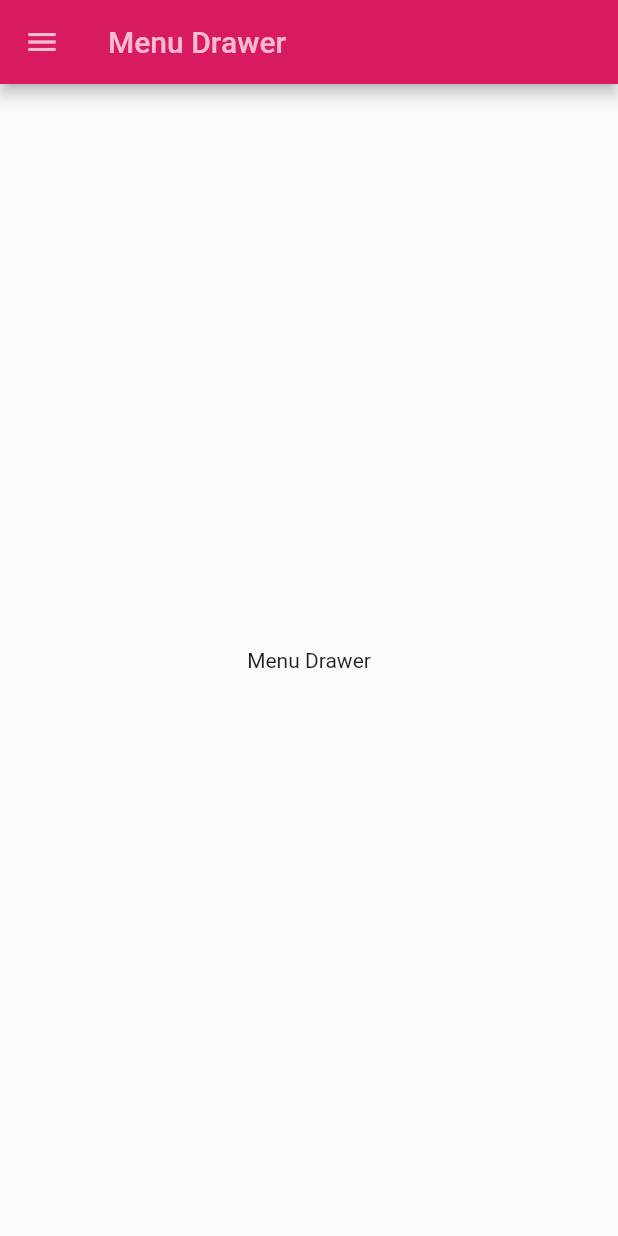
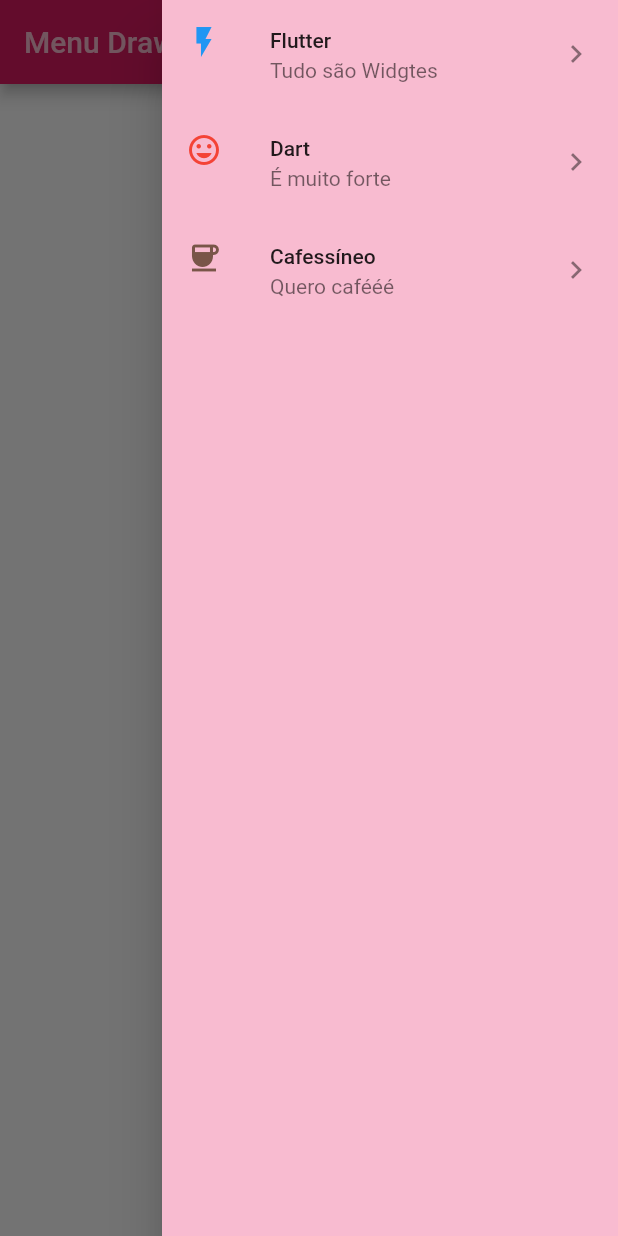
Before and after one commit to edaccp/Flutter1, a Flutter app: the MenuDrawer screen opened directly, with the side drawer open (before the commit the screen has no drawer), on a phone screen of 412 x 824 dp. Run offline on Flutter 3.47's test engine with Material 2 defaults, Android fonts, the phone set to English and light mode, and no system bars.

Commit message:
Layout 2

```diff
--- a/lib/Layout/02_meu_drawer/e02_meu_drawer.dart
+++ b/lib/Layout/02_meu_drawer/e02_meu_drawer.dart
@@ -47,15 +47,84 @@ class MenuDrawer extends StatelessWidget {
     const appName = 'Menu Drawer';
     return Scaffold(
       appBar: AppBar(
-        leading: const Icon(Icons.menu),
-        title: Text(appName),
+        //  leading: const Icon(Icons.back_hand),
+        title: const Text(appName),
         backgroundColor: Colors.pink[600],
         foregroundColor: Colors.pink[100],
       ),
+
+      endDrawer: Drawer(
+        backgroundColor: Colors.pink[100],
+        child: ListView(
+          padding: EdgeInsets.zero,
+          children: const [
+            ListTile(
+              leading: Icon(
+                Icons.flash_on,
+                color: Colors.blue,
+              ),
+              title: Text("Flutter"),
+              subtitle: Text("Tudo são Widgtes"),
+              trailing: Icon(
+                Icons.chevron_right,
+              ),
+            ),
+            ListTile(
+              leading: Icon(
+                Icons.mood,
+                color: Colors.red,
+              ),
+              title: Text("Dart"),
+              subtitle: Text("É muito forte"),
+              trailing: Icon(
+                Icons.chevron_right,
+              ),
+            ),
+            ListTile(
+              leading: Icon(
+                Icons.coffee,
+                color: Colors.brown,
+              ),
+              title: Text("Cafessíneo"),
+              subtitle: Text("Quero cafééé"),
+              trailing: Icon(
+                Icons.chevron_right,
+              ),
+            ),
+          ],
+        ),
+      ),
+
+      //1ª tentativa
+
+      // Expanded(
+      //   child: Container(
+      //     color: Colors.brown,
+      //     child: Column(
+      //         //mainAxisAlignment: MainAxisAlignment.spaceAround,
+      //        // crossAxisAlignment: CrossAxisAlignment.start,
+      //         children: [
+      //           Container(
+      //               color: Colors.brown,
+      //               //alignment: Alignment.bottomLeft,
+      //               child: const Icon(Icons.bolt)),
+      //           Container(
+      //               color: Colors.brown,
+      //               //alignment: Alignment.bottomLeft,
+      //               child: const Icon(Icons.mood)),
+      //           Container(
+      //               color: Colors.brown,
+      //               //alignment: Alignment.bottomLeft,
+      //               child: const Icon(Icons.coffee)),
+      //         ]),
+      //   ),
+      // ),
+
       body: Container(
         alignment: Alignment.center,
-        child: Text(appName),
+        //    child: const Text(appName),
       ),
+
       // bottomNavigationBar: Container(
       //   height: 50.0,
       //   color: Colors.brown,
```
